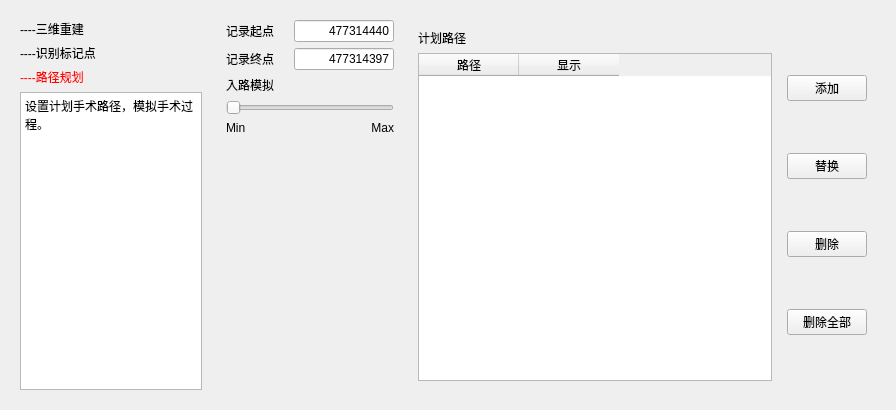
Above: rt_3.ui from kalipolis/excelim_qt_withui before the change. Below: the same form after it.
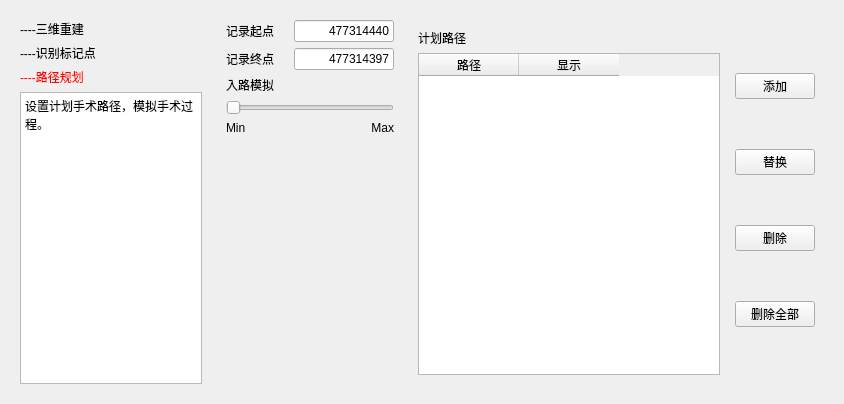
That is the form after the change.

The edit to the form file:
```diff
--- a/rt_3.ui
+++ b/rt_3.ui
@@ -6,8 +6,8 @@
    <rect>
     <x>0</x>
     <y>0</y>
-    <width>896</width>
-    <height>410</height>
+    <width>844</width>
+    <height>404</height>
    </rect>
   </property>
   <property name="windowTitle">
```
